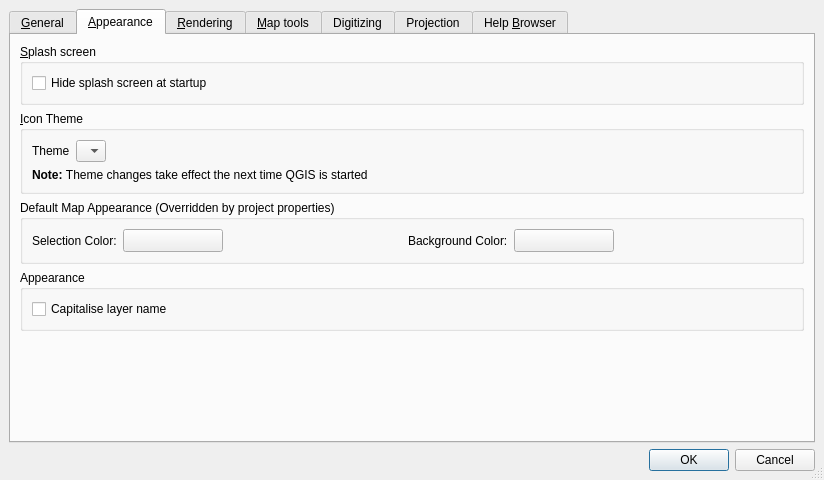
Above: branches/advanced_editing_branch/src/ui/qgsoptionsbase.ui from stopa85/Quantum-GIS before the change. Below: the same form after it.
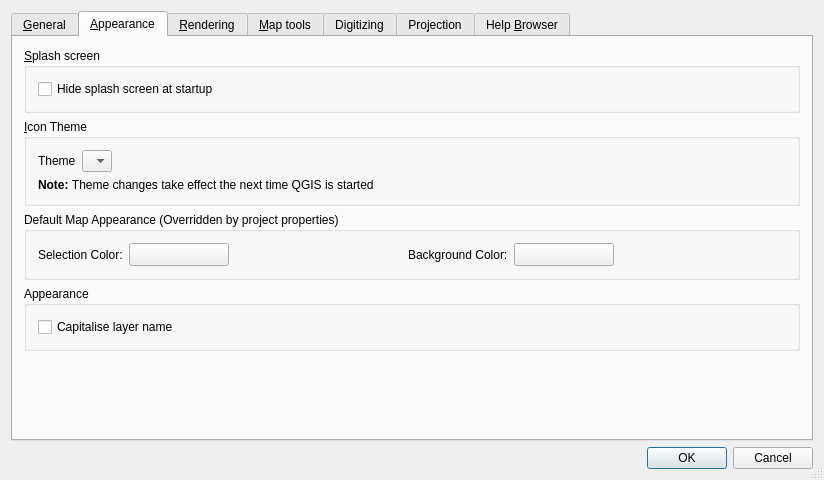
That is the form after the change. The open tabs and pages were chosen to show the change. Icons and pictures are not drawn. Custom widgets are drawn as their Qt base class.

The edit to the form file:
```diff
--- a/branches/advanced_editing_branch/src/ui/qgsoptionsbase.ui
+++ b/branches/advanced_editing_branch/src/ui/qgsoptionsbase.ui
@@ -22,22 +22,10 @@
    <bool>true</bool>
   </property>
   <layout class="QGridLayout" >
-   <property name="leftMargin" >
-    <number>9</number>
+   <property name="margin" >
+    <number>11</number>
    </property>
-   <property name="topMargin" >
-    <number>9</number>
-   </property>
-   <property name="rightMargin" >
-    <number>9</number>
-   </property>
-   <property name="bottomMargin" >
-    <number>9</number>
-   </property>
-   <property name="horizontalSpacing" >
-    <number>6</number>
-   </property>
-   <property name="verticalSpacing" >
+   <property name="spacing" >
     <number>6</number>
    </property>
    <item row="0" column="0" >
@@ -116,43 +104,22 @@
        <string>&amp;Appearance</string>
       </attribute>
       <layout class="QVBoxLayout" >
+       <property name="margin" >
+        <number>11</number>
+       </property>
        <property name="spacing" >
         <number>6</number>
        </property>
-       <property name="leftMargin" >
-        <number>9</number>
-       </property>
-       <property name="topMargin" >
-        <number>9</number>
-       </property>
-       <property name="rightMargin" >
-        <number>9</number>
-       </property>
-       <property name="bottomMargin" >
-        <number>9</number>
-       </property>
        <item>
         <widget class="QGroupBox" name="groupBox" >
          <property name="title" >
           <string>&amp;Splash screen</string>
          </property>
          <layout class="QGridLayout" >
-          <property name="leftMargin" >
-           <number>9</number>
+          <property name="margin" >
+           <number>11</number>
           </property>
-          <property name="topMargin" >
-           <number>9</number>
-          </property>
-          <property name="rightMargin" >
-           <number>9</number>
-          </property>
-          <property name="bottomMargin" >
-           <number>9</number>
-          </property>
-          <property name="horizontalSpacing" >
-           <number>6</number>
-          </property>
-          <property name="verticalSpacing" >
+          <property name="spacing" >
            <number>6</number>
           </property>
           <item row="0" column="0" >
@@ -171,22 +138,10 @@
           <string>&amp;Icon Theme</string>
          </property>
          <layout class="QGridLayout" >
-          <property name="leftMargin" >
-           <number>9</number>
+          <property name="margin" >
+           <number>11</number>
           </property>
-          <property name="topMargin" >
-           <number>9</number>
-          </property>
-          <property name="rightMargin" >
-           <number>9</number>
-          </property>
-          <property name="bottomMargin" >
-           <number>9</number>
-          </property>
-          <property name="horizontalSpacing" >
-           <number>6</number>
-          </property>
-          <property name="verticalSpacing" >
+          <property name="spacing" >
            <number>6</number>
           </property>
           <item row="1" column="0" colspan="3" >
@@ -202,7 +157,9 @@
           <item row="0" column="0" >
            <widget class="QLabel" name="textLabel1_4" >
             <property name="sizePolicy" >
-             <sizepolicy vsizetype="Preferred" hsizetype="Fixed" >
+             <sizepolicy>
+              <hsizetype>0</hsizetype>
+              <vsizetype>0</vsizetype>
               <horstretch>0</horstretch>
               <verstretch>0</verstretch>
              </sizepolicy>
@@ -249,21 +206,12 @@
           <string>Default Map Appearance (Overridden by project properties)</string>
          </property>
          <layout class="QHBoxLayout" >
+          <property name="margin" >
+           <number>11</number>
+          </property>
           <property name="spacing" >
            <number>6</number>
           </property>
-          <property name="leftMargin" >
-           <number>9</number>
-          </property>
-          <property name="topMargin" >
-           <number>9</number>
-          </property>
-          <property name="rightMargin" >
-           <number>9</number>
-          </property>
-          <property name="bottomMargin" >
-           <number>9</number>
-          </property>
           <item>
            <widget class="QLabel" name="textLabel1_9" >
             <property name="text" >
@@ -345,21 +293,12 @@
           <string>Appearance</string>
          </property>
          <layout class="QVBoxLayout" >
+          <property name="margin" >
+           <number>11</number>
+          </property>
           <property name="spacing" >
            <number>6</number>
           </property>
-          <property name="leftMargin" >
-           <number>9</number>
-          </property>
-          <property name="topMargin" >
-           <number>9</number>
-          </property>
-          <property name="rightMargin" >
-           <number>9</number>
-          </property>
-          <property name="bottomMargin" >
-           <number>9</number>
-          </property>
           <item>
            <widget class="QCheckBox" name="capitaliseCheckBox" >
             <property name="text" >
```
Left out of the diff: 231 changed lines with no effect on the pictures.
